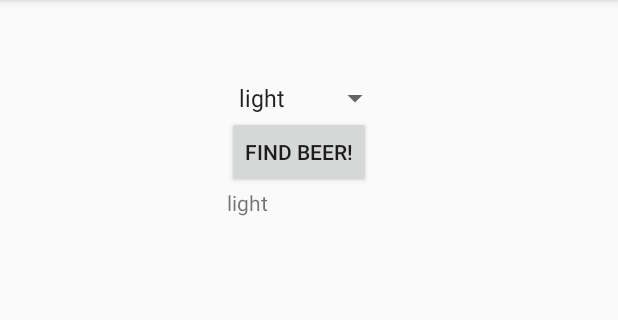
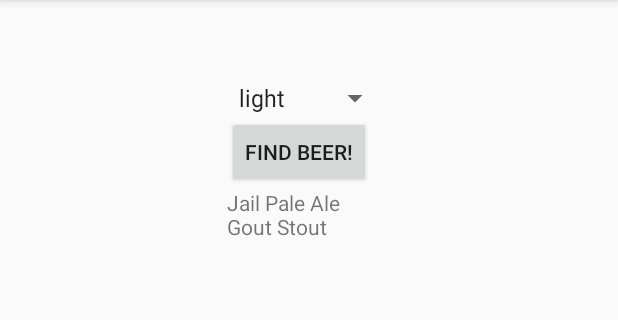
Before and after one commit to YRadov/First-Android-App, an Android app: the screen it shows after launch (FindBeerActivity), after a tap on "FIND BEER!", on a phone screen of 412 x 824 dp, the part 84-404 px from its top. Run offline under Robolectric (Android 15) with nearby library versions, the phone set to English and light mode, and no system bars.

Commit message:
app work

```diff
--- /dev/null
+++ b/app/src/main/java/com/yuriy/radov/beeradviser/BeerExpert.java
@@ -0,0 +1,20 @@
+package com.yuriy.radov.beeradviser;
+
+import java.util.ArrayList;
+import java.util.List;
+
+public class BeerExpert {
+    List<String> getBrands(String color) {
+        List<String> brands = new ArrayList<String>();
+        if (color.equals("amber")) {
+            brands.add("Jack Amber");
+            brands.add("Red Moose");
+        } else {
+            brands.add("Jail Pale Ale");
+            brands.add("Gout Stout");
+        }
+
+        return brands;
+    }
+
+}
--- a/app/src/main/java/com/yuriy/radov/beeradviser/FindBeerActivity.java
+++ b/app/src/main/java/com/yuriy/radov/beeradviser/FindBeerActivity.java
@@ -6,7 +6,10 @@ import android.view.View;
 import android.widget.Spinner;
 import android.widget.TextView;
 
+import java.util.List;
+
 public class FindBeerActivity extends AppCompatActivity {
+    BeerExpert expert = new BeerExpert();
 
     @Override
     protected void onCreate(Bundle savedInstanceState) {
@@ -23,6 +26,16 @@ public class FindBeerActivity extends AppCompatActivity {
         //Получить вариант, выбранный в Spinner
         String beerType = String.valueOf(color.getSelectedItem());
         //Вывести выбранный вариант
-        brands.setText(beerType);
+        //brands.setText(beerType);
+        //---------------------------------------------
+        // Получить рекомендации от класса BeerExpert
+        List<String> brandList = expert.getBrands(beerType);
+        // Построить String по данным из List
+        StringBuilder brandFomatted = new StringBuilder();
+        for (String brand : brandList) {
+            brandFomatted.append(brand).append('\n');
+        }
+        // Вывести сорта пива
+        brands.setText(brandFomatted);
     }
 }
```
